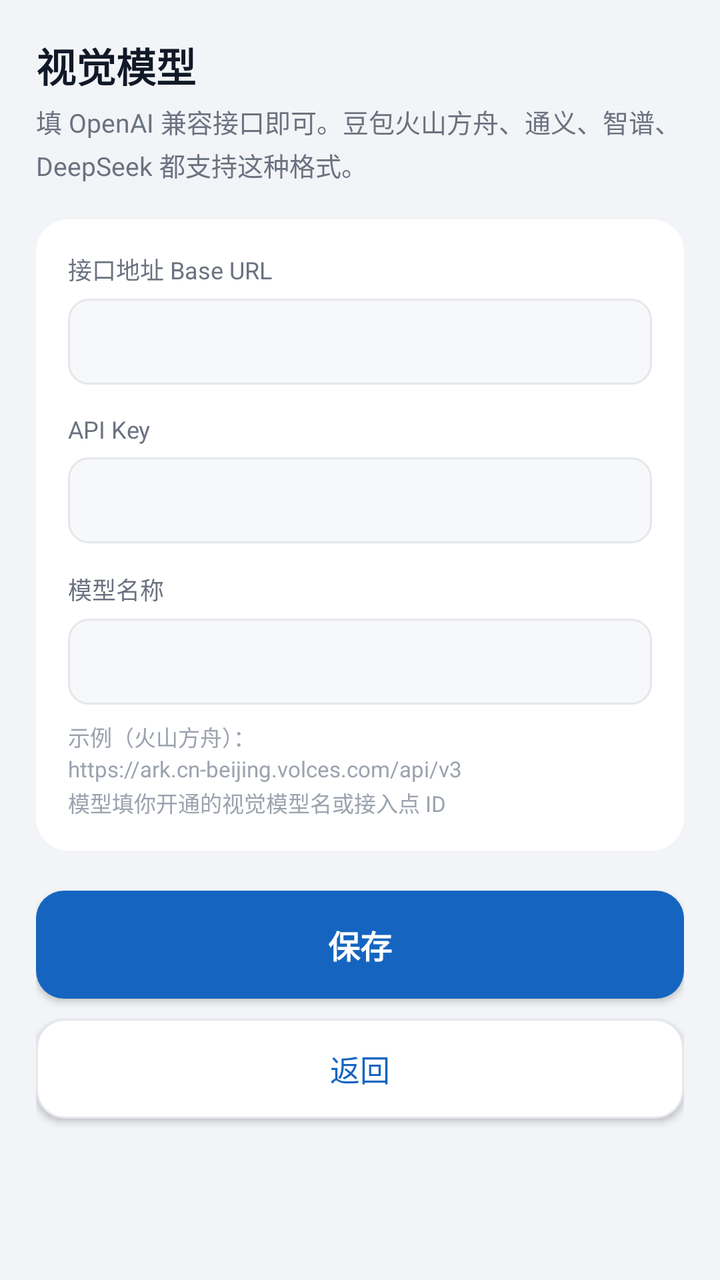
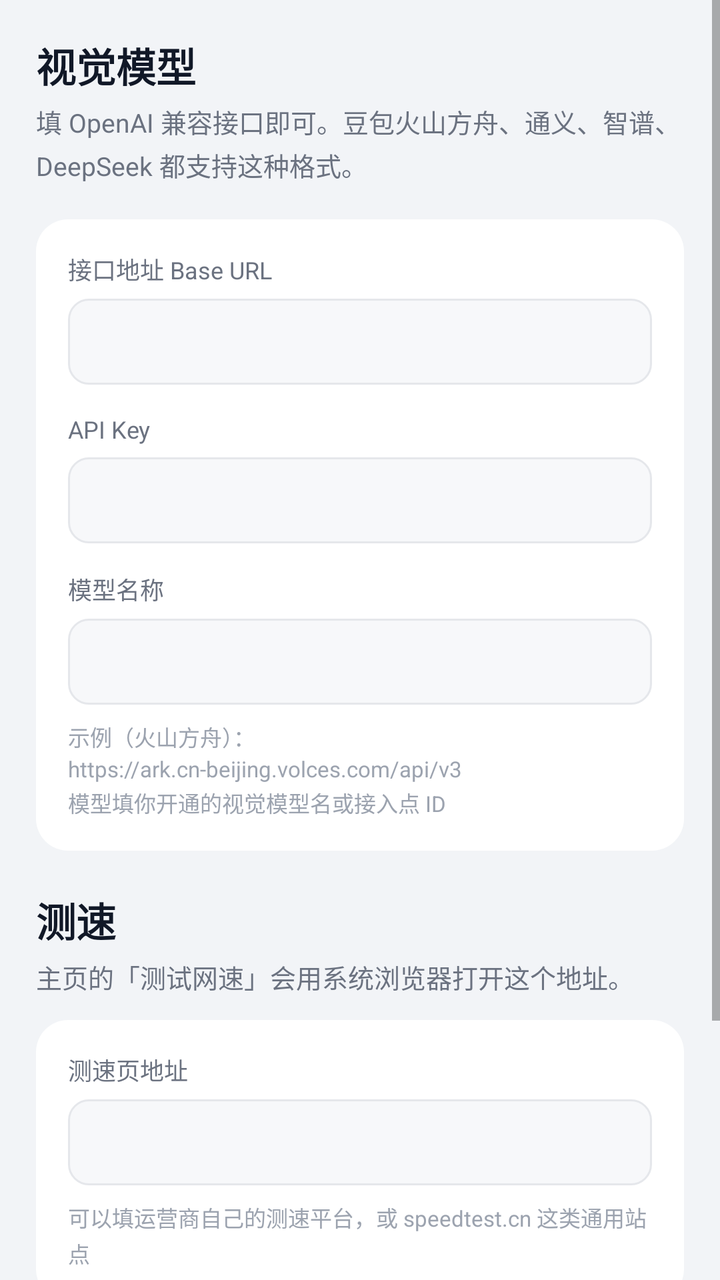

The first picture is an Android layout as it rendered before a commit; the second is the same layout after the commit. The layout source and the unified diff follow.
<!-- AndroidManifest.xml: application theme AppTheme -->
<!-- res/layout/activity_settings.xml -->
<?xml version="1.0" encoding="utf-8"?>
<ScrollView xmlns:android="http://schemas.android.com/apk/res/android"
    android:layout_width="match_parent"
    android:layout_height="match_parent"
    android:background="@color/bg"
    android:fillViewport="true">

    <LinearLayout
        android:layout_width="match_parent"
        android:layout_height="wrap_content"
        android:orientation="vertical"
        android:padding="18dp">

        <TextView
            android:layout_width="wrap_content"
            android:layout_height="wrap_content"
            android:text="视觉模型"
            android:textColor="@color/text_primary"
            android:textSize="20sp"
            android:textStyle="bold" />

        <TextView
            android:layout_width="match_parent"
            android:layout_height="wrap_content"
            android:layout_marginTop="4dp"
            android:lineSpacingExtra="3dp"
            android:text="填 OpenAI 兼容接口即可。豆包火山方舟、通义、智谱、DeepSeek 都支持这种格式。"
            android:textColor="@color/text_secondary"
            android:textSize="13sp" />

        <LinearLayout
            android:layout_width="match_parent"
            android:layout_height="wrap_content"
            android:layout_marginTop="18dp"
            android:background="@drawable/bg_card"
            android:orientation="vertical"
            android:padding="16dp">

            <TextView
                android:layout_width="wrap_content"
                android:layout_height="wrap_content"
                android:text="接口地址 Base URL"
                android:textColor="@color/text_secondary"
                android:textSize="12sp" />

            <EditText
                android:id="@+id/etBaseUrl"
                android:layout_width="match_parent"
                android:layout_height="wrap_content"
                android:layout_marginTop="6dp"
                android:background="@drawable/bg_field"
                android:fontFamily="monospace"
                android:inputType="textUri"
                android:padding="12dp"
                android:textColor="@color/text_primary"
                android:textSize="14sp" />

            <TextView
                android:layout_width="wrap_content"
                android:layout_height="wrap_content"
                android:layout_marginTop="14dp"
                android:text="API Key"
                android:textColor="@color/text_secondary"
                android:textSize="12sp" />

            <EditText
                android:id="@+id/etApiKey"
                android:layout_width="match_parent"
                android:layout_height="wrap_content"
                android:layout_marginTop="6dp"
                android:background="@drawable/bg_field"
                android:fontFamily="monospace"
                android:inputType="textPassword"
                android:padding="12dp"
                android:textColor="@color/text_primary"
                android:textSize="14sp" />

            <TextView
                android:layout_width="wrap_content"
                android:layout_height="wrap_content"
                android:layout_marginTop="14dp"
                android:text="模型名称"
                android:textColor="@color/text_secondary"
                android:textSize="12sp" />

            <EditText
                android:id="@+id/etModel"
                android:layout_width="match_parent"
                android:layout_height="wrap_content"
                android:layout_marginTop="6dp"
                android:background="@drawable/bg_field"
                android:fontFamily="monospace"
                android:inputType="text"
                android:padding="12dp"
                android:textColor="@color/text_primary"
                android:textSize="14sp" />

            <TextView
                android:layout_width="match_parent"
                android:layout_height="wrap_content"
                android:layout_marginTop="8dp"
                android:lineSpacingExtra="2dp"
                android:text="示例（火山方舟）：\nhttps://ark.cn-beijing.volces.com/api/v3\n模型填你开通的视觉模型名或接入点 ID"
                android:textColor="@color/text_hint"
                android:textSize="11sp" />
        </LinearLayout>

        <Button
            android:id="@+id/btnSave"
            android:layout_width="match_parent"
            android:layout_height="54dp"
            android:layout_marginTop="20dp"
            android:background="@drawable/bg_btn_primary"
            android:text="保存"
            android:textColor="@color/white"
            android:textSize="16sp"
            android:textStyle="bold" />

        <Button
            android:id="@+id/btnBack"
            android:layout_width="match_parent"
            android:layout_height="50dp"
            android:layout_marginTop="10dp"
            android:background="@drawable/bg_btn_ghost"
            android:text="返回"
            android:textColor="@color/brand"
            android:textSize="15sp" />

    </LinearLayout>
</ScrollView>
<!-- resources referenced by this layout -->
<resources>
  <color name="bg">#F2F4F7</color>
  <color name="brand">#1565C0</color>
  <color name="text_hint">#9CA3AF</color>
  <color name="text_primary">#111827</color>
  <color name="text_secondary">#6B7280</color>
  <color name="white">#FFFFFF</color>
  <!-- drawable bg_btn_ghost (drawable) -->
  <?xml version="1.0" encoding="utf-8"?>
  <selector xmlns:android="http://schemas.android.com/apk/res/android">
      <item android:state_pressed="true">
          <shape android:shape="rectangle">
              <solid android:color="@color/divider" />
              <corners android:radius="14dp" />
              <stroke android:width="1dp" android:color="@color/divider" />
          </shape>
      </item>
      <item>
          <shape android:shape="rectangle">
              <solid android:color="@color/white" />
              <corners android:radius="14dp" />
              <stroke android:width="1dp" android:color="@color/divider" />
          </shape>
      </item>
  </selector>
  <!-- drawable bg_btn_primary (drawable) -->
  <?xml version="1.0" encoding="utf-8"?>
  <selector xmlns:android="http://schemas.android.com/apk/res/android">
      <item android:state_enabled="false">
          <shape android:shape="rectangle">
              <solid android:color="#B6C4D4" />
              <corners android:radius="14dp" />
          </shape>
      </item>
      <item android:state_pressed="true">
          <shape android:shape="rectangle">
              <solid android:color="@color/brand_dark" />
              <corners android:radius="14dp" />
          </shape>
      </item>
      <item>
          <shape android:shape="rectangle">
              <solid android:color="@color/brand" />
              <corners android:radius="14dp" />
          </shape>
      </item>
  </selector>
  <!-- drawable bg_card (drawable) -->
  <?xml version="1.0" encoding="utf-8"?>
  <shape xmlns:android="http://schemas.android.com/apk/res/android"
      android:shape="rectangle">
      <solid android:color="@color/card" />
      <corners android:radius="16dp" />
  </shape>
  <!-- drawable bg_field (drawable) -->
  <?xml version="1.0" encoding="utf-8"?>
  <shape xmlns:android="http://schemas.android.com/apk/res/android"
      android:shape="rectangle">
      <solid android:color="#F7F8FA" />
      <corners android:radius="10dp" />
      <stroke android:width="1dp" android:color="@color/divider" />
  </shape>
  <style name="AppTheme" parent="android:Theme.Material.Light.NoActionBar">
          <item name="android:colorPrimary">@color/brand</item>
          <item name="android:colorPrimaryDark">@color/brand_dark</item>
          <item name="android:colorAccent">@color/brand</item>
          <item name="android:statusBarColor">@color/brand</item>
          <item name="android:navigationBarColor">@color/white</item>
          <item name="android:windowBackground">@color/bg</item>
          <item name="android:windowLightStatusBar">false</item>
      </style>
  <color name="divider">#E5E7EB</color>
  <color name="brand_dark">#0D47A1</color>
  <color name="card">#FFFFFF</color>
</resources>

<!-- the commit's change to res/layout/activity_settings.xml (unified diff, before → after) -->
@@ -105,6 +105,60 @@
                 android:textSize="11sp" />
         </LinearLayout>
 
+        <TextView
+            android:layout_width="wrap_content"
+            android:layout_height="wrap_content"
+            android:layout_marginTop="20dp"
+            android:text="测速"
+            android:textColor="@color/text_primary"
+            android:textSize="20sp"
+            android:textStyle="bold" />
+
+        <TextView
+            android:layout_width="match_parent"
+            android:layout_height="wrap_content"
+            android:layout_marginTop="4dp"
+            android:text="主页的「测试网速」会用系统浏览器打开这个地址。"
+            android:textColor="@color/text_secondary"
+            android:textSize="13sp" />
+
+        <LinearLayout
+            android:layout_width="match_parent"
+            android:layout_height="wrap_content"
+            android:layout_marginTop="12dp"
+            android:background="@drawable/bg_card"
+            android:orientation="vertical"
+            android:padding="16dp">
+
+            <TextView
+                android:layout_width="wrap_content"
+                android:layout_height="wrap_content"
+                android:text="测速页地址"
+                android:textColor="@color/text_secondary"
+                android:textSize="12sp" />
+
+            <EditText
+                android:id="@+id/etSpeedUrl"
+                android:layout_width="match_parent"
+                android:layout_height="wrap_content"
+                android:layout_marginTop="6dp"
+                android:background="@drawable/bg_field"
+                android:fontFamily="monospace"
+                android:inputType="textUri"
+                android:padding="12dp"
+                android:textColor="@color/text_primary"
+                android:textSize="14sp" />
+
+            <TextView
+                android:layout_width="match_parent"
+                android:layout_height="wrap_content"
+                android:layout_marginTop="8dp"
+                android:lineSpacingExtra="2dp"
+                android:text="可以填运营商自己的测速平台，或 speedtest.cn 这类通用站点"
+                android:textColor="@color/text_hint"
+                android:textSize="11sp" />
+        </LinearLayout>
+
         <Button
             android:id="@+id/btnSave"
             android:layout_width="match_parent"
